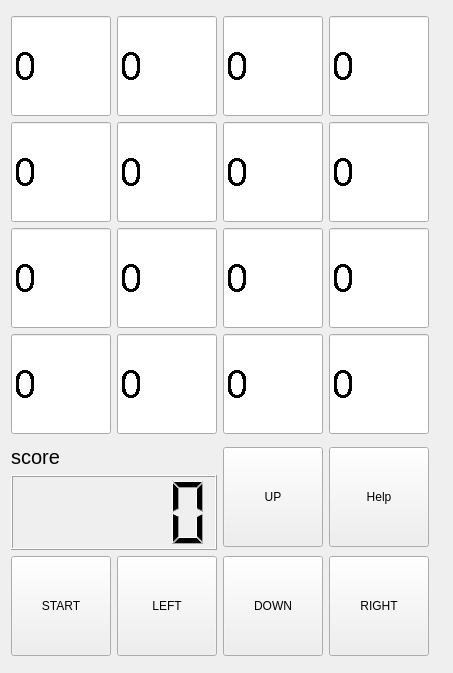
Above: mirror_design.ui from konmin123/2048 before the change. Below: the same form after it.
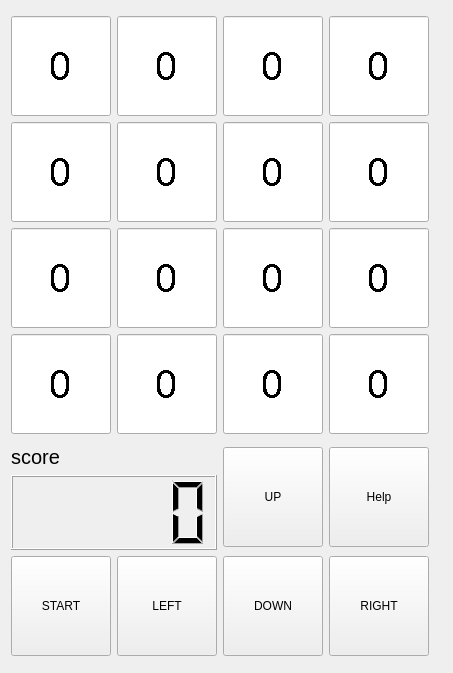
That is the form after the change.

Commit message: add color background

Patch:
```diff
--- a/mirror_design.ui
+++ b/mirror_design.ui
@@ -49,6 +49,9 @@
            <property name="text">
             <string>0</string>
            </property>
+           <property name="alignment">
+            <set>Qt::AlignCenter</set>
+           </property>
            <property name="readOnly">
             <bool>true</bool>
            </property>
@@ -83,6 +86,9 @@
            <property name="text">
             <string>0</string>
            </property>
+           <property name="alignment">
+            <set>Qt::AlignCenter</set>
+           </property>
            <property name="readOnly">
             <bool>true</bool>
            </property>
@@ -117,6 +123,9 @@
            <property name="text">
             <string>0</string>
            </property>
+           <property name="alignment">
+            <set>Qt::AlignCenter</set>
+           </property>
            <property name="readOnly">
             <bool>true</bool>
            </property>
@@ -151,6 +160,9 @@
            <property name="text">
             <string>0</string>
            </property>
+           <property name="alignment">
+            <set>Qt::AlignCenter</set>
+           </property>
            <property name="readOnly">
             <bool>true</bool>
            </property>
@@ -189,6 +201,9 @@
            <property name="text">
             <string>0</string>
            </property>
+           <property name="alignment">
+            <set>Qt::AlignCenter</set>
+           </property>
            <property name="readOnly">
             <bool>true</bool>
            </property>
@@ -223,6 +238,9 @@
            <property name="text">
             <string>0</string>
            </property>
+           <property name="alignment">
+            <set>Qt::AlignCenter</set>
+           </property>
            <property name="readOnly">
             <bool>true</bool>
            </property>
@@ -257,6 +275,9 @@
            <property name="text">
             <string>0</string>
            </property>
+           <property name="alignment">
+            <set>Qt::AlignCenter</set>
+           </property>
            <property name="readOnly">
             <bool>true</bool>
            </property>
@@ -291,6 +312,9 @@
            <property name="text">
             <string>0</string>
            </property>
+           <property name="alignment">
+            <set>Qt::AlignCenter</set>
+           </property>
            <property name="readOnly">
             <bool>true</bool>
            </property>
@@ -329,6 +353,9 @@
            <property name="text">
             <string>0</string>
            </property>
+           <property name="alignment">
+            <set>Qt::AlignCenter</set>
+           </property>
            <property name="readOnly">
             <bool>true</bool>
            </property>
@@ -363,6 +390,9 @@
            <property name="text">
             <string>0</string>
            </property>
+           <property name="alignment">
+            <set>Qt::AlignCenter</set>
+           </property>
            <property name="readOnly">
             <bool>true</bool>
            </property>
@@ -397,6 +427,9 @@
            <property name="text">
             <string>0</string>
            </property>
+           <property name="alignment">
+            <set>Qt::AlignCenter</set>
+           </property>
            <property name="readOnly">
             <bool>true</bool>
            </property>
@@ -431,6 +464,9 @@
            <property name="text">
             <string>0</string>
            </property>
+           <property name="alignment">
+            <set>Qt::AlignCenter</set>
+           </property>
            <property name="readOnly">
             <bool>true</bool>
            </property>
@@ -469,6 +505,9 @@
            <property name="text">
             <string>0</string>
            </property>
+           <property name="alignment">
+            <set>Qt::AlignCenter</set>
+           </property>
            <property name="readOnly">
             <bool>true</bool>
            </property>
@@ -503,6 +542,9 @@
            <property name="text">
             <string>0</string>
            </property>
+           <property name="alignment">
+            <set>Qt::AlignCenter</set>
+           </property>
            <property name="readOnly">
             <bool>true</bool>
            </property>
@@ -537,6 +579,9 @@
            <property name="text">
             <string>0</string>
            </property>
+           <property name="alignment">
+            <set>Qt::AlignCenter</set>
+           </property>
            <property name="readOnly">
             <bool>true</bool>
            </property>
@@ -571,6 +616,9 @@
            <property name="text">
             <string>0</string>
            </property>
+           <property name="alignment">
+            <set>Qt::AlignCenter</set>
+           </property>
            <property name="readOnly">
             <bool>true</bool>
            </property>
```
Left out of the diff: 8 changed lines with no effect on the pictures. The commit also changes 2 other files.
